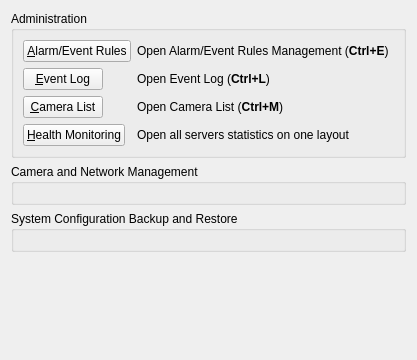
Qt form client/src/ui/widgets/settings/general_system_administration_widget.ui (networkoptix/nx_open) before a commit.
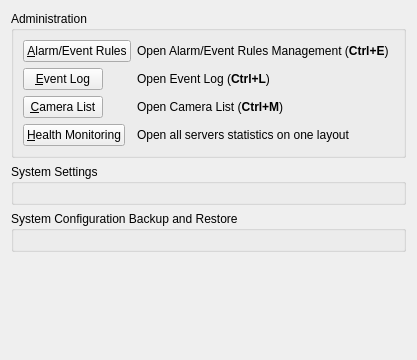
The same form after that commit. Custom widgets are drawn as their Qt base class.

What changed in the file:
```diff
--- a/client/src/ui/widgets/settings/general_system_administration_widget.ui
+++ b/client/src/ui/widgets/settings/general_system_administration_widget.ui
@@ -100,7 +100,7 @@
    <item>
     <widget class="QGroupBox" name="camerasGroupBox">
      <property name="title">
-      <string>Camera and Network Management</string>
+      <string>System Settings</string>
      </property>
      <layout class="QVBoxLayout" name="verticalLayout_2">
       <item>
```
